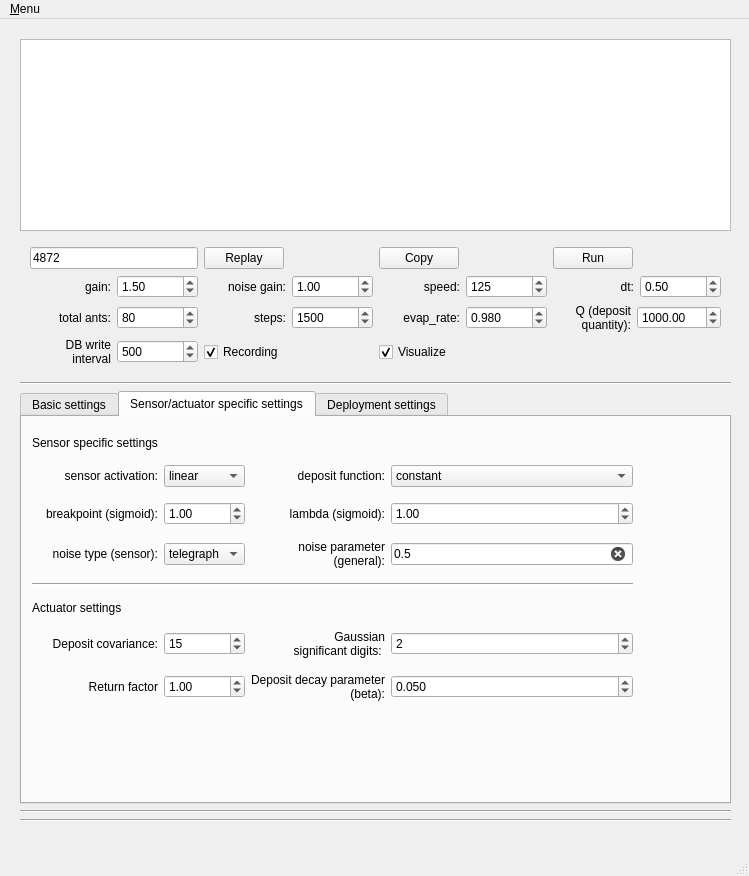
Above: gui/sim_launcher.ui from Elmosnewshoes/Stigmergy before the change. Below: the same form after it.
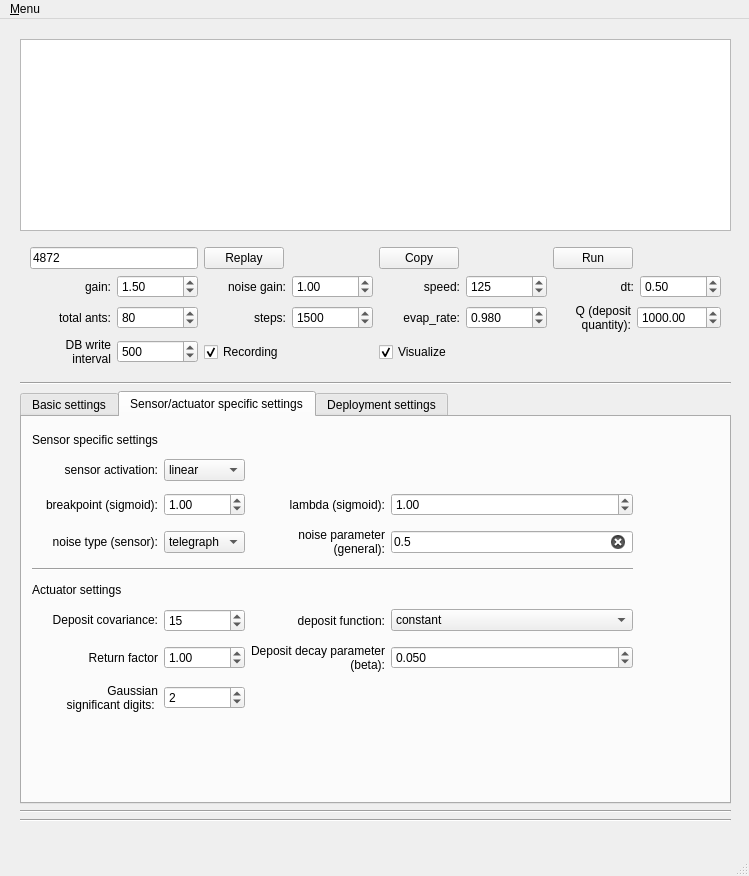
That is the form after the change. The open tabs and pages were chosen to show the change.

Commit message: reordered fields to make more sense

The edit to the form file:
```diff
--- a/gui/sim_launcher.ui
+++ b/gui/sim_launcher.ui
@@ -464,7 +464,7 @@
        <item>
         <widget class="QTabWidget" name="tabWidget">
          <property name="currentIndex">
-          <number>0</number>
+          <number>2</number>
          </property>
          <widget class="QWidget" name="tab">
           <attribute name="title">
@@ -781,37 +781,10 @@
              <x>10</x>
              <y>10</y>
              <width>601</width>
-             <height>289</height>
+             <height>293</height>
             </rect>
            </property>
            <layout class="QGridLayout" name="gridLayout">
-            <item row="6" column="2">
-             <widget class="QLabel" name="label_significancy">
-              <property name="sizePolicy">
-               <sizepolicy hsizetype="Preferred" vsizetype="Maximum">
-                <horstretch>0</horstretch>
-                <verstretch>0</verstretch>
-               </sizepolicy>
-              </property>
-              <property name="text">
-               <string>Gaussian 
-significant digits: </string>
-              </property>
-              <property name="alignment">
-               <set>Qt::AlignRight|Qt::AlignTrailing|Qt::AlignVCenter</set>
-              </property>
-             </widget>
-            </item>
-            <item row="2" column="0">
-             <widget class="QLabel" name="label_breakpoint">
-              <property name="text">
-               <string>breakpoint (sigmoid):</string>
-              </property>
-              <property name="alignment">
-               <set>Qt::AlignRight|Qt::AlignTrailing|Qt::AlignVCenter</set>
-              </property>
-             </widget>
-            </item>
             <item row="5" column="0">
              <widget class="QLabel" name="label_actuatorthings">
               <property name="sizePolicy">
@@ -825,6 +798,16 @@
               </property>
              </widget>
             </item>
+            <item row="2" column="0">
+             <widget class="QLabel" name="label_breakpoint">
+              <property name="text">
+               <string>breakpoint (sigmoid):</string>
+              </property>
+              <property name="alignment">
+               <set>Qt::AlignRight|Qt::AlignTrailing|Qt::AlignVCenter</set>
+              </property>
+             </widget>
+            </item>
             <item row="3" column="3">
              <widget class="QLineEdit" name="line_noiseparameter">
               <property name="text">
@@ -933,22 +916,6 @@
               </item>
              </widget>
             </item>
-            <item row="6" column="3">
-             <widget class="QSpinBox" name="spinbox_significancy">
-              <property name="minimum">
-               <number>1</number>
-              </property>
-              <property name="maximum">
-               <number>5</number>
-              </property>
-              <property name="singleStep">
-               <number>1</number>
-              </property>
-              <property name="value">
-               <number>2</number>
-              </property>
-             </widget>
-            </item>
             <item row="6" column="0">
              <widget class="QLabel" name="label_covariance">
               <property name="sizePolicy">
@@ -1027,26 +994,6 @@
               </item>
              </widget>
             </item>
-            <item row="1" column="3">
-             <widget class="QComboBox" name="combobox_depfun">
-              <property name="currentText">
-               <string>constant</string>
-              </property>
-              <property name="currentIndex">
-               <number>0</number>
-              </property>
-              <item>
-               <property name="text">
-                <string>constant</string>
-               </property>
-              </item>
-              <item>
-               <property name="text">
-                <string>exponential</string>
-               </property>
-              </item>
-             </widget>
-            </item>
             <item row="7" column="2">
              <widget class="QLabel" name="label_depositbeta">
               <property name="sizePolicy">
@@ -1084,16 +1031,6 @@
               </property>
              </widget>
             </item>
-            <item row="1" column="2">
-             <widget class="QLabel" name="label_depfun">
-              <property name="text">
-               <string>deposit function:</string>
-              </property>
-              <property name="alignment">
-               <set>Qt::AlignRight|Qt::AlignTrailing|Qt::AlignVCenter</set>
-              </property>
-             </widget>
-            </item>
             <item row="7" column="3">
              <widget class="QDoubleSpinBox" name="spinbox_depositbeta">
               <property name="decimals">
@@ -1113,6 +1050,69 @@
               </property>
              </widget>
             </item>
+            <item row="8" column="0">
+             <widget class="QLabel" name="label_significancy">
+              <property name="sizePolicy">
+               <sizepolicy hsizetype="Preferred" vsizetype="Maximum">
+                <horstretch>0</horstretch>
+                <verstretch>0</verstretch>
+               </sizepolicy>
+              </property>
+              <property name="text">
+               <string>Gaussian 
+significant digits: </string>
+              </property>
+              <property name="alignment">
+               <set>Qt::AlignRight|Qt::AlignTrailing|Qt::AlignVCenter</set>
+              </property>
+             </widget>
+            </item>
+            <item row="8" column="1">
+             <widget class="QSpinBox" name="spinbox_significancy">
+              <property name="minimum">
+               <number>1</number>
+              </property>
+              <property name="maximum">
+               <number>5</number>
+              </property>
+              <property name="singleStep">
+               <number>1</number>
+              </property>
+              <property name="value">
+               <number>2</number>
+              </property>
+             </widget>
+            </item>
+            <item row="6" column="2">
+             <widget class="QLabel" name="label_depfun">
+              <property name="text">
+               <string>deposit function:</string>
+              </property>
+              <property name="alignment">
+               <set>Qt::AlignRight|Qt::AlignTrailing|Qt::AlignVCenter</set>
+              </property>
+             </widget>
+            </item>
+            <item row="6" column="3">
+             <widget class="QComboBox" name="combobox_depfun">
+              <property name="currentText">
+               <string>constant</string>
+              </property>
+              <property name="currentIndex">
+               <number>0</number>
+              </property>
+              <item>
+               <property name="text">
+                <string>constant</string>
+               </property>
+              </item>
+              <item>
+               <property name="text">
+                <string>exponential</string>
+               </property>
+              </item>
+             </widget>
+            </item>
            </layout>
           </widget>
          </widget>
```
The commit also changes 2 other files.
